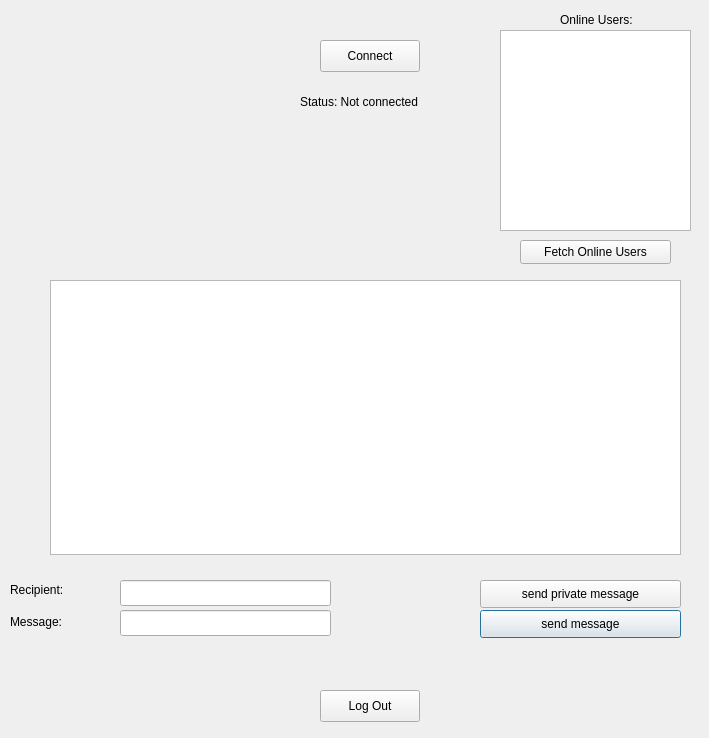
Old version of the form ChatClient/chatbox.ui in the repository razanelbarougy/Cs-2-lab-project.
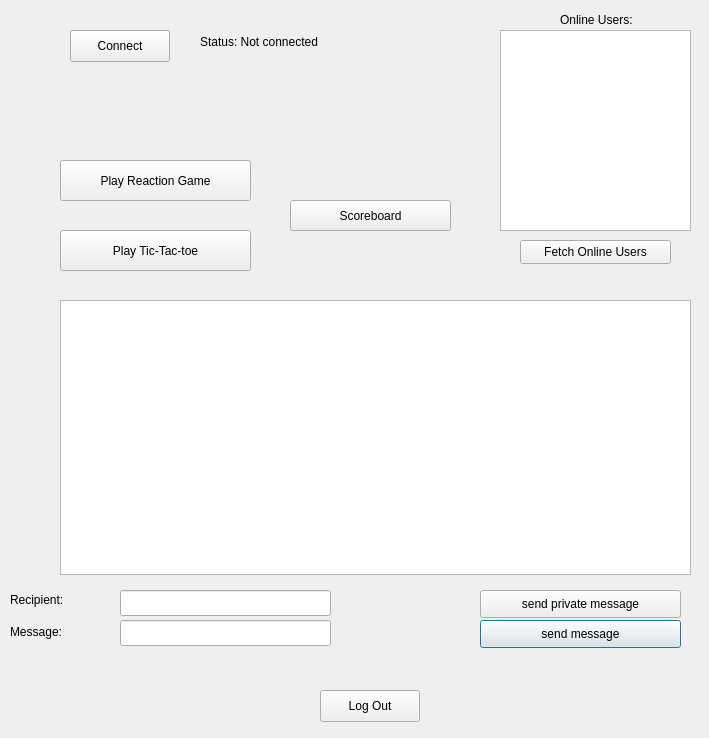
New version of the form.

What changed in the file:
```diff
--- a/ChatClient/chatbox.ui
+++ b/ChatClient/chatbox.ui
@@ -16,8 +16,8 @@
   <widget class="QTextEdit" name="chatTextEdit">
    <property name="geometry">
     <rect>
-     <x>50</x>
-     <y>280</y>
+     <x>60</x>
+     <y>300</y>
      <width>631</width>
      <height>275</height>
     </rect>
@@ -27,7 +27,7 @@
    <property name="geometry">
     <rect>
      <x>10</x>
-     <y>610</y>
+     <y>620</y>
      <width>91</width>
      <height>24</height>
     </rect>
@@ -40,7 +40,7 @@
    <property name="geometry">
     <rect>
      <x>120</x>
-     <y>610</y>
+     <y>620</y>
      <width>211</width>
      <height>26</height>
     </rect>
@@ -49,8 +49,8 @@
   <widget class="QLabel" name="statusLabel">
    <property name="geometry">
     <rect>
-     <x>300</x>
-     <y>90</y>
+     <x>200</x>
+     <y>30</y>
      <width>141</width>
      <height>24</height>
     </rect>
@@ -63,7 +63,7 @@
    <property name="geometry">
     <rect>
      <x>480</x>
-     <y>610</y>
+     <y>620</y>
      <width>201</width>
      <height>28</height>
     </rect>
@@ -76,7 +76,7 @@
    <property name="geometry">
     <rect>
      <x>480</x>
-     <y>580</y>
+     <y>590</y>
      <width>201</width>
      <height>28</height>
     </rect>
@@ -89,7 +89,7 @@
    <property name="geometry">
     <rect>
      <x>120</x>
-     <y>580</y>
+     <y>590</y>
      <width>211</width>
      <height>26</height>
     </rect>
@@ -99,7 +99,7 @@
    <property name="geometry">
     <rect>
      <x>10</x>
-     <y>580</y>
+     <y>590</y>
      <width>81</width>
      <height>20</height>
     </rect>
@@ -111,8 +111,8 @@
   <widget class="QPushButton" name="connectButton">
    <property name="geometry">
     <rect>
-     <x>320</x>
-     <y>40</y>
+     <x>70</x>
+     <y>30</y>
      <width>100</width>
      <height>32</height>
     </rect>
@@ -170,6 +170,45 @@
     <string>Online Users:</string>
    </property>
   </widget>
+  <widget class="QPushButton" name="playTicTacToeButton">
+   <property name="geometry">
+    <rect>
+     <x>60</x>
+     <y>230</y>
+     <width>191</width>
+     <height>41</height>
+    </rect>
+   </property>
+   <property name="text">
+    <string>Play Tic-Tac-toe</string>
+   </property>
+  </widget>
+  <widget class="QPushButton" name="playReactionButton">
+   <property name="geometry">
+    <rect>
+     <x>60</x>
+     <y>160</y>
+     <width>191</width>
+     <height>41</height>
+    </rect>
+   </property>
+   <property name="text">
+    <string>Play Reaction Game</string>
+   </property>
+  </widget>
+  <widget class="QPushButton" name="showScoreboardButton">
+   <property name="geometry">
+    <rect>
+     <x>290</x>
+     <y>200</y>
+     <width>161</width>
+     <height>31</height>
+    </rect>
+   </property>
+   <property name="text">
+    <string>Scoreboard</string>
+   </property>
+  </widget>
  </widget>
  <resources/>
  <connections/>
```
